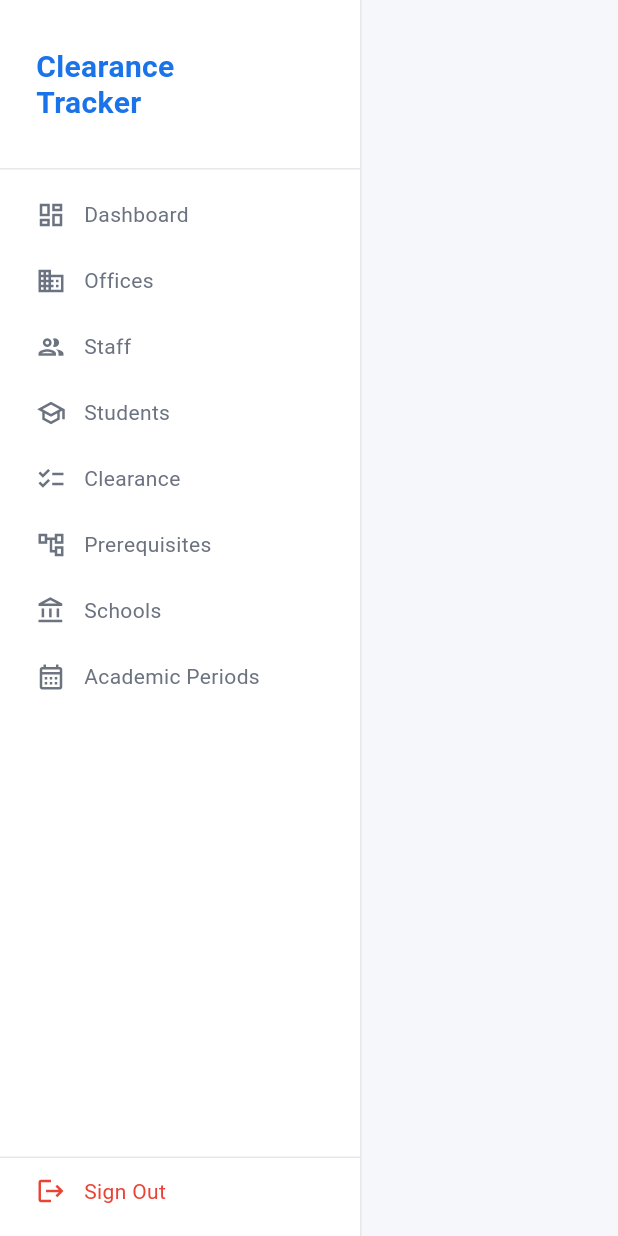
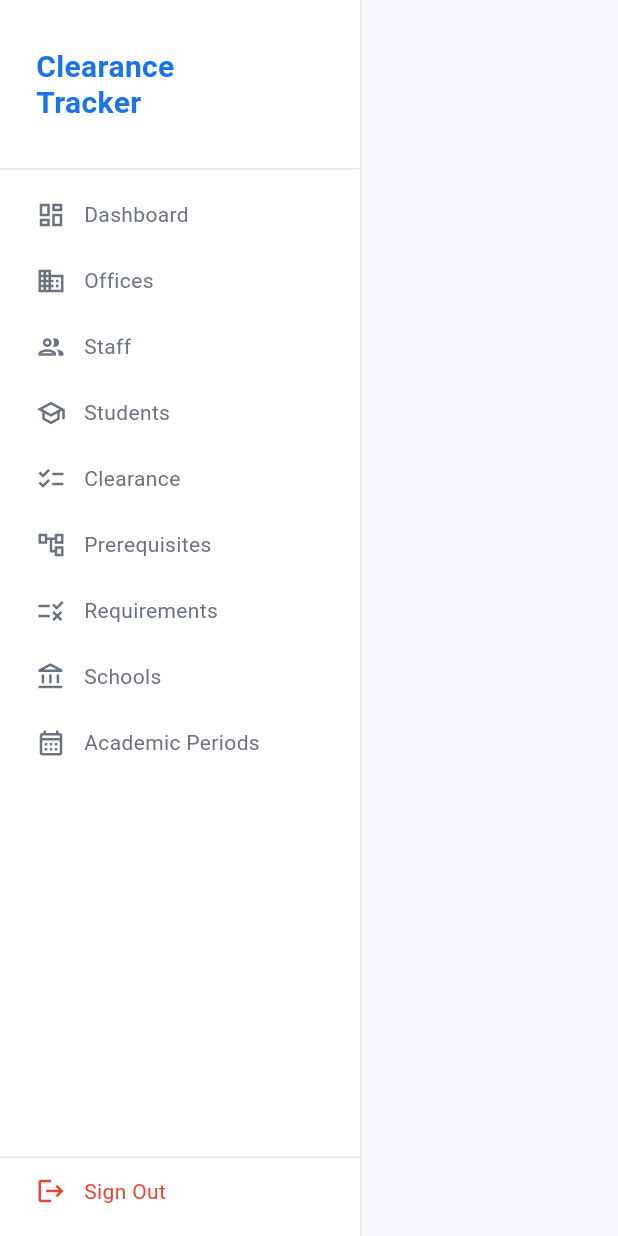
Before and after one commit to KaiyouS/student_clearance_tracker, a Flutter app: the AdminShell screen opened directly with empty values, on a phone screen of 412 x 824 dp. Run offline on Flutter 3.47's test engine with Material 3 defaults, Android fonts, the phone set to English and light mode, and no system bars; our stand-ins replace go_router, supabase_flutter; accounts and stored records are empty.

Commit message:
chore(router): add office requirements route and sidebar nav item

```diff
--- a/lib/admin/shell/sidebar_widget.dart
+++ b/lib/admin/shell/sidebar_widget.dart
@@ -71,6 +71,12 @@ class SidebarWidget extends StatelessWidget {
             isActive: location == '/admin/prerequisites',
           ),
           _NavItem(
+            icon:     Icons.rule_outlined,
+            label:    'Requirements',
+            path:     '/admin/requirements',
+            isActive: location == '/admin/requirements',
+          ),
+          _NavItem(
             icon:     Icons.account_balance_outlined,
             label:    'Schools',
             path:     '/admin/schools',
@@ -82,7 +88,7 @@ class SidebarWidget extends StatelessWidget {
             path:     '/admin/periods',
             isActive: location == '/admin/periods',
           ),
-                    const Spacer(),
+          const Spacer(),
           const Divider(height: 1, color: AppTheme.border),
 
           // Sign out
--- a/lib/router.dart
+++ b/lib/router.dart
@@ -1,4 +1,5 @@
 import 'package:go_router/go_router.dart';
+import 'admin/screens/office_requirements_screen.dart';
 import 'core/repositories/user_profile_repository.dart';
 import 'core/screens/change_password_screen.dart';
 import 'core/screens/login_screen.dart';
@@ -109,6 +110,10 @@ final router = GoRouter(
           path: '/admin/periods',
           builder: (context, state) => const AcademicPeriodsScreen(),
         ),
+        GoRoute(
+          path: '/admin/requirements',
+          builder: (context, state) => const OfficeRequirementsScreen(),
+        ),
       ],
     ),
 
```
